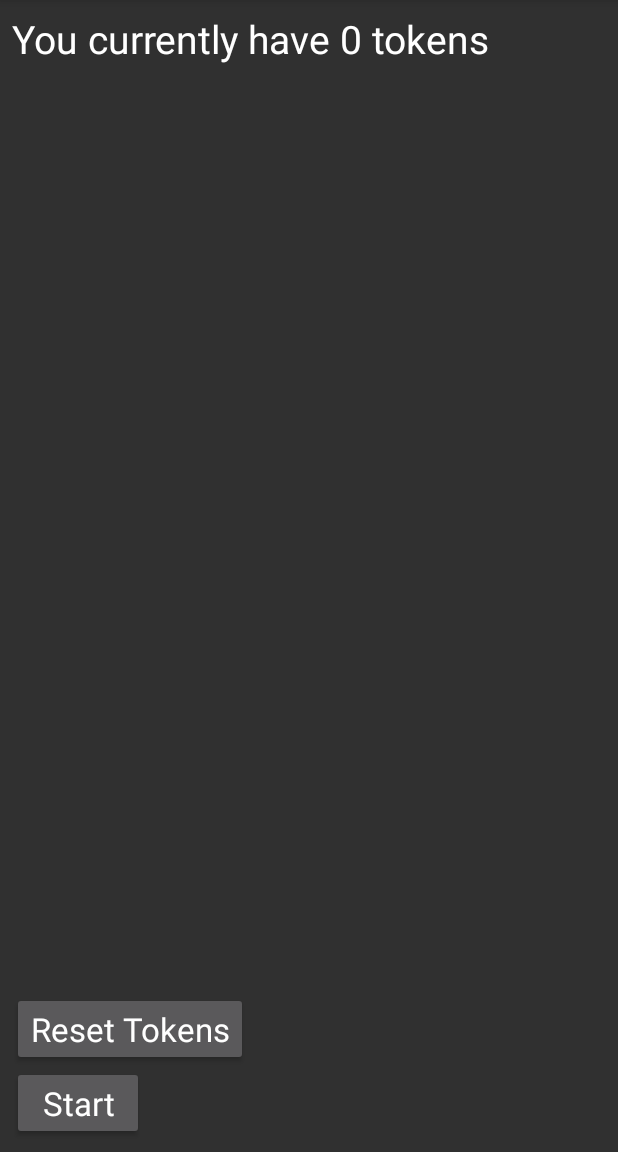
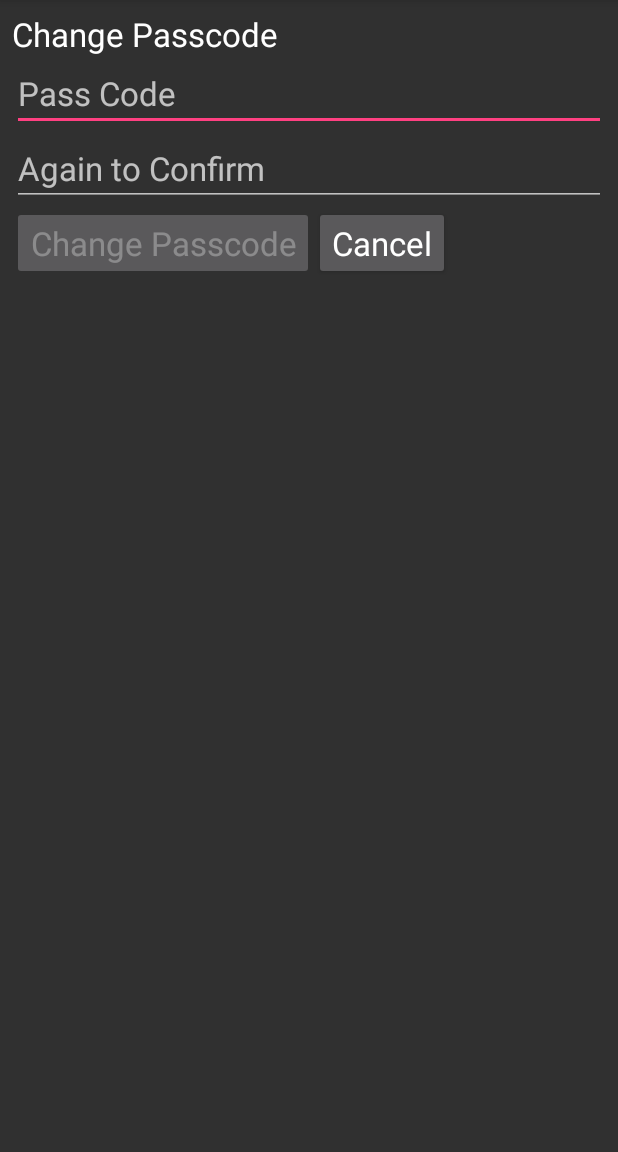
Before and after one commit to rprije/ScreenTime, an Android app: the screen it shows after launch (MainActivity before the commit, ChangePasscodeActivity after it), on a phone screen of 412 x 824 dp, the part 84-1236 px from its top. Run offline under Robolectric (Android 15) with nearby library versions, the phone set to English and light mode, and no system bars.

Commit message:
Add passcode locked settings with ability to change passcode

```diff
--- a/app/src/main/AndroidManifest.xml
+++ b/app/src/main/AndroidManifest.xml
@@ -22,6 +22,9 @@
             </intent-filter>
         </activity>
         <activity android:name=".ProblemActivity" />
+        <activity android:name=".AuthActivity" />
+        <activity android:name=".SettingsActivity" />
+        <activity android:name=".ChangePasscodeActivity"></activity>
     </application>
 
 </manifest>
--- /dev/null
+++ b/app/src/main/java/org/bobturf/screentime/ChangePasscodeActivity.java
@@ -0,0 +1,67 @@
+package org.bobturf.screentime;
+
+import android.support.v7.app.AppCompatActivity;
+import android.os.Bundle;
+import android.text.Editable;
+import android.text.TextWatcher;
+import android.view.View;
+import android.widget.Button;
+import android.widget.EditText;
+
+public class ChangePasscodeActivity extends AppCompatActivity {
+
+    private Button changePasswordButton;
+    private EditText passcodeEntry;
+    private EditText passcodeConfirmEntry;
+
+    @Override
+    protected void onCreate(Bundle savedInstanceState) {
+        super.onCreate(savedInstanceState);
+        setContentView(R.layout.activity_change_passcode);
+
+        changePasswordButton = (Button) findViewById(R.id.change_passcode_button);
+        passcodeEntry = (EditText) findViewById(R.id.passcode_entry);
+        passcodeConfirmEntry = (EditText) findViewById(R.id.passcode_confirm_entry);
+
+        passcodeConfirmEntry.addTextChangedListener(new TextWatcher() {
+            @Override
+            public void beforeTextChanged(CharSequence charSequence, int i, int i1, int i2) {
+            }
+
+            @Override
+            public void onTextChanged(CharSequence charSequence, int i, int i1, int i2) {
+            }
+
+            @Override
+            public void afterTextChanged(@SuppressWarnings("UnusedParameters") Editable editable) {
+                if (passcodeMatches()) {
+                    changePasswordButton.setEnabled(true);
+                } else {
+                    changePasswordButton.setEnabled(false);
+                }
+            }
+        });
+    }
+
+    public void changePasscode(@SuppressWarnings("UnusedParameters") View view) {
+        if (passcodeMatches()) {
+            ScreenTimeApplication app = (ScreenTimeApplication) getApplicationContext();
+            State state = app.getState();
+            state.changePasscode(passcodeEntry.getText().toString());
+            finish();
+        } else {
+            changePasswordButton.setEnabled(false);
+            passcodeConfirmEntry.setText("");
+        }
+    }
+
+    public void cancel (@SuppressWarnings("UnusedParameters") View view) {
+        finish();
+    }
+
+    private boolean passcodeMatches () {
+        String passcode = passcodeEntry.getText().toString();
+        String passcodeConfirm = passcodeConfirmEntry.getText().toString();
+        return (passcode.length() > 0 && passcode.equals(passcodeConfirm));
+    }
+}
--- a/app/src/main/java/org/bobturf/screentime/MainActivity.java
+++ b/app/src/main/java/org/bobturf/screentime/MainActivity.java
@@ -42,15 +42,10 @@ public class MainActivity extends AppCompatActivity implements DialogInterface.O
     }
 
     @Override
-    protected void onStart() {
-        super.onStart();
-        showTokens();
-    }
-
-    @Override
     protected void onResume() {
         super.onResume();
         showTokens();
+        ensurePasswordSet();
     }
 
     @Override
@@ -64,10 +59,17 @@ public class MainActivity extends AppCompatActivity implements DialogInterface.O
         main_summary.setText(String.format("You currently have %d tokens", tokens));
     }
 
+    private void ensurePasswordSet() {
+        if (! state.passcodeIsSet()) {
+            Intent intent = new Intent(this, ChangePasscodeActivity.class);
+            startActivity(intent);
+        }
+    }
+
     public void start(@SuppressWarnings("UnusedParameters") View view) {
         if (state.numProblemsRemaining() <= 0) {
             try {
-                state.generateProblems(1);
+                state.generateProblems(30);
             } catch (AlreadyHaveProblems alreadyHaveProblems) {
                 throw new ShouldBeImpossible();
             }
@@ -82,4 +84,9 @@ public class MainActivity extends AppCompatActivity implements DialogInterface.O
         dialog.show(getSupportFragmentManager(), "reset");
     }
 
+    public void settings(@SuppressWarnings("UnusedParameters") View view) {
+        Intent intent = new Intent(this, AuthActivity.class);
+        startActivity(intent);
+    }
+
 }
--- a/app/src/main/java/org/bobturf/screentime/ProblemActivity.java
+++ b/app/src/main/java/org/bobturf/screentime/ProblemActivity.java
@@ -60,7 +60,7 @@ public class ProblemActivity extends AppCompatActivity {
     private void nextProblem() {
         Intent intent = new Intent(this, ProblemActivity.class);
         startActivity(intent);
-        this.finish();
+        finish();
     }
 
     public void checkAnswer(@SuppressWarnings("UnusedParameters") View view) {
--- a/app/src/main/java/org/bobturf/screentime/State.java
+++ b/app/src/main/java/org/bobturf/screentime/State.java
@@ -2,7 +2,6 @@ package org.bobturf.screentime;
 
 import android.content.Context;
 import android.content.SharedPreferences;
-import android.support.annotation.IntegerRes;
 import android.support.annotation.NonNull;
 
 import org.bobturf.screentime.Exception.ProblemsAlreadyComplete;
@@ -29,7 +28,10 @@ class State {
     private Integer tokensEarned;
     private Constructor problemConstructors[];
 
+    private String passcode;
+
     private final String tokensEarnedKey = "TOKENS_EARNED";
+    private final String passcodeKey = "PASSCODE";
 
     @NonNull private LinkedList<Problem> problemQueue = new LinkedList<>();
     private final Integer problemSetValue = 1;
@@ -51,12 +53,23 @@ class State {
     void load(Context context) {
         preferences = context.getSharedPreferences(context.getString(R.string.preferences_file), Context.MODE_PRIVATE);
         tokensEarned = preferences.getInt(tokensEarnedKey, 0);
+        passcode = preferences.getString(passcodeKey, "");
+    }
+
+    private void savePreference (String key, String value) {
+        SharedPreferences.Editor editor = preferences.edit();
+        editor.putString(key, value);
+        editor.commit();
+    }
+
+    private void savePreference (String key, int value) {
+        SharedPreferences.Editor editor = preferences.edit();
+        editor.putInt(key, value);
+        editor.commit();
     }
 
     private void saveTokens() {
-        SharedPreferences.Editor editor = preferences.edit();
-        editor.putInt(tokensEarnedKey, tokensEarned);
-        editor.commit();
+        savePreference(tokensEarnedKey,tokensEarned);
     }
 
     private void earnTokens (Integer tokens) {
@@ -70,6 +83,7 @@ class State {
 
     void reset () {
         tokensEarned = 0;
+        saveTokens();
         problemQueue = new LinkedList<>();
     }
 
@@ -121,4 +135,17 @@ class State {
         return problemQueue.size();
     }
 
+    boolean passcodeIsSet () {
+        return (passcode != null && passcode.length() > 0);
+    }
+
+    boolean checkPasscode (String passcodeAttempt) {
+        return (passcode.equals(passcodeAttempt));
+    }
+
+    void changePasscode (String newPassCode) {
+        passcode = newPassCode;
+        savePreference(passcodeKey,passcode);
+    }
+
 }
--- /dev/null
+++ b/app/src/main/res/layout/activity_change_passcode.xml
@@ -0,0 +1,37 @@
+<?xml version="1.0" encoding="utf-8"?>
+<LinearLayout xmlns:android="http://schemas.android.com/apk/res/android"
+    xmlns:tools="http://schemas.android.com/tools"
+    style="@style/ScreenTime.WindowLayout"
+    android:orientation="vertical"
+    tools:context="org.bobturf.screentime.AuthActivity">
+
+    <TextView
+        style="@style/ScreenTime.FillWidth"
+        android:text="@string/change_passcode" />
+
+    <EditText
+        style="@style/ScreenTime.FillWidth.PassCode"
+        android:hint="@string/passcode_hint"
+        android:id="@+id/passcode_entry" />
+
+    <EditText
+        style="@style/ScreenTime.FillWidth.PassCode"
+        android:hint="@string/passcode_confirm_hint"
+        android:id="@+id/passcode_confirm_entry" />
+
+    <LinearLayout
+        style="@style/ScreenTime.FillWidth"
+        android:orientation="horizontal">
+        <Button
+            style="@style/ScreenTime.Button"
+            android:id="@+id/change_passcode_button"
+            android:enabled="false"
+            android:text="@string/change_passcode_button"
+            android:onClick="changePasscode" />
+        <Button
+            style="@style/ScreenTime.Button"
+            android:text="@string/cancel_button"
+            android:onClick="cancel" />
+    </LinearLayout>
+
+</LinearLayout>
--- a/app/src/main/res/layout/activity_problem.xml
+++ b/app/src/main/res/layout/activity_problem.xml
@@ -13,7 +13,7 @@
         style="@style/ScreenTime.FillWidth"
         android:id="@+id/problem_frame" />
     <EditText
-        style="@style/ScreenTime.NumberEntry"
+        style="@style/ScreenTime.FillWidth.NumberEntry"
         android:hint="@string/answer_entry_hint"
         android:id="@+id/answer_entry" />
     <LinearLayout
--- a/app/src/main/res/values/strings.xml
+++ b/app/src/main/res/values/strings.xml
@@ -9,5 +9,14 @@
     <string name="reset_confirm_question">Do you really want to reset all your tokens to zero?</string>
     <string name="reset_proceed">Reset to zero</string>
     <string name="reset_cancel">Keep my Tokens</string>
+    <string name="enter_passcode">Enter Pass Code</string>
+    <string name="passcode_hint">Pass Code</string>
+    <string name="passcode_confirm_hint">Again to Confirm</string>
+    <string name="auth_button">Authenticate</string>
+    <string name="cancel_button">Cancel</string>
+    <string name="change_passcode_button">Change Passcode</string>
+    <string name="change_passcode">Change Passcode</string>
+    <string name="settings_button">Settings</string>
+
     <string name="preferences_file">org.bobturf.screentime.PREFERENCES</string>
 </resources>
--- a/app/src/main/res/values/styles.xml
+++ b/app/src/main/res/values/styles.xml
@@ -31,11 +31,18 @@
         <item name="android:textSize">?LargeText</item>
     </style>
 
-    <style name="ScreenTime.NumberEntry">
+    <style name="ScreenTime.FillWidth.NumberEntry">
         <item name="android:layout_height">wrap_content</item>
         <item name="android:layout_width">match_parent</item>
         <item name="android:maxLength">7</item>
         <item name="android:inputType">number|numberSigned</item>
     </style>
 
+    <style name="ScreenTime.FillWidth.PassCode">
+        <item name="android:layout_height">wrap_content</item>
+        <item name="android:layout_width">match_parent</item>
+        <item name="android:maxLength">8</item>
+        <item name="android:inputType">numberPassword</item>
+    </style>
+
 </resources>
```
Also changed, not shown: app/src/main/java/org/bobturf/screentime/AuthActivity.java (added, +53 -0 lines), app/src/main/java/org/bobturf/screentime/SettingsActivity.java (added, +24 -0 lines), app/src/main/res/layout/activity_auth.xml (added, +30 -0 lines), app/src/main/res/layout/activity_main.xml (+9 -2 lines), app/src/main/res/layout/activity_settings.xml (added, +13 -0 lines).
